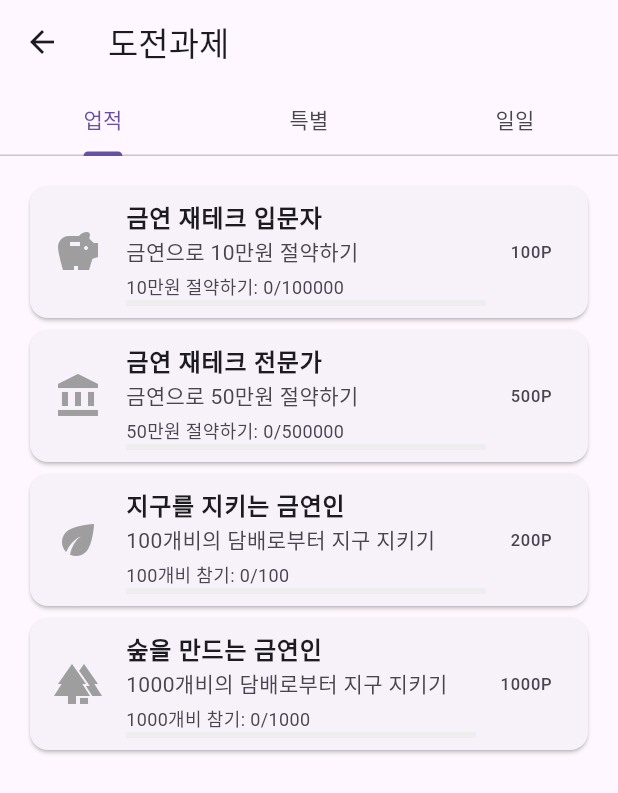
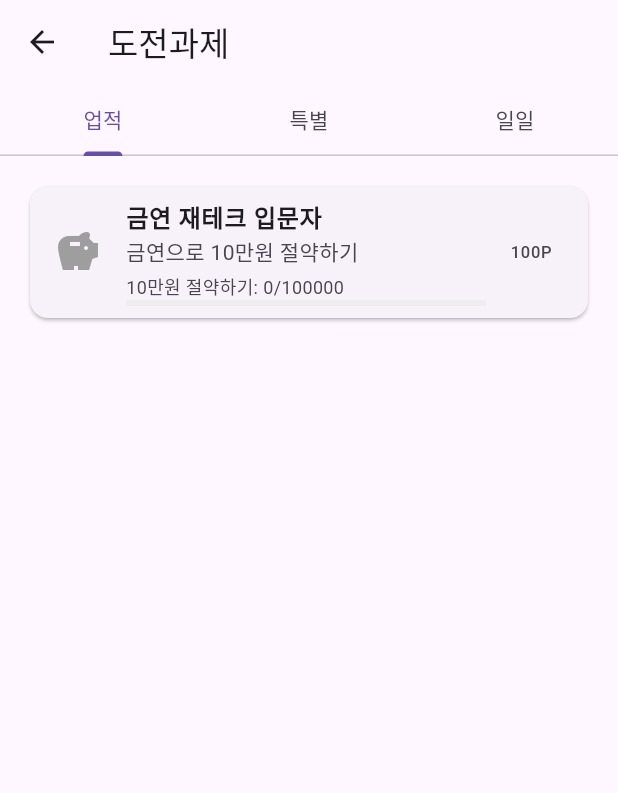
Before and after one commit to mankaii/untitled1, a Flutter app: the ChallengeScreen screen opened directly with empty values, on a phone screen of 412 x 824 dp. Shown: the top 793 px of the screen. Run offline on Flutter 3.47's test engine with Material 3 defaults, Android fonts, the light colour scheme and no system bars; our stand-ins replace google_generative_ai, shared_preferences; accounts and stored records are empty; network calls fail.

```diff
--- a/lib/models/challenge.dart
+++ b/lib/models/challenge.dart
@@ -2,10 +2,10 @@
 import 'package:flutter/material.dart';
 
 enum ChallengeType {
-  daily,    // 일일 도전과제
-  weekly,   // 주간 도전과제
-  special,  // 특별 도전과제
-  achievement  // 업적
+  daily,
+  weekly,
+  special,
+  achievement,
 }
 
 class Challenge {
@@ -14,10 +14,10 @@ class Challenge {
   final String description;
   final ChallengeType type;
   final int requiredPoints;
-  final String environmentalImpact; // 환경 영향력 설명
-  final String rewardTitle; // 달성 시 얻는 칭호
+  final String environmentalImpact;
+  final String rewardTitle;
   final IconData icon;
-  final List<Condition> conditions; // 달성 조건들
+  final List<Condition> conditions;
   bool isCompleted;
 
   Challenge({
@@ -55,7 +55,7 @@ class Challenge {
     requiredPoints: json['requiredPoints'],
     environmentalImpact: json['environmentalImpact'],
     rewardTitle: json['rewardTitle'],
-    icon: Icons.emoji_events, // 기본 아이콘
+    icon: Icons.emoji_events,
     conditions: (json['conditions'] as List)
         .map((c) => Condition.fromJson(c))
         .toList(),
@@ -102,7 +102,6 @@ class Condition {
 // 도전과제 데이터
 class ChallengeData {
   static List<Challenge> get defaultChallenges => [
-    // 금연 재테크 관련 도전과제
     Challenge(
       id: 'finance_1',
       title: '금연 재테크 입문자',
@@ -119,91 +118,46 @@ class ChallengeData {
         ),
       ],
     ),
-    Challenge(
-      id: 'finance_2',
-      title: '금연 재테크 전문가',
-      description: '금연으로 50만원 절약하기',
-      type: ChallengeType.achievement,
-      requiredPoints: 500,
-      environmentalImpact: '절약한 비용으로 작은 숲을 만들 수 있어요',
-      rewardTitle: '금연 재테크의 달인',
-      icon: Icons.account_balance,
-      conditions: [
-        Condition(
-          description: '50만원 절약하기',
-          targetValue: 500000,
-        ),
-      ],
-    ),
-
-    // 환경 보호 관련 도전과제
-    Challenge(
-      id: 'environment_1',
-      title: '지구를 지키는 금연인',
-      description: '100개비의 담배로부터 지구 지키기',
-      type: ChallengeType.achievement,
-      requiredPoints: 200,
-      environmentalImpact: '담배 100개비는 약 20L의 깨끗한 물을 오염시킬 수 있어요',
-      rewardTitle: '지구 수호자',
-      icon: Icons.eco,
-      conditions: [
-        Condition(
-          description: '100개비 참기',
-          targetValue: 100,
-        ),
-      ],
-    ),
-    Challenge(
-      id: 'environment_2',
-      title: '숲을 만드는 금연인',
-      description: '1000개비의 담배로부터 지구 지키기',
-      type: ChallengeType.achievement,
-      requiredPoints: 1000,
-      environmentalImpact: '1년 동안 버려지는 담배꽁초로 인한 환경오염을 줄였어요',
-      rewardTitle: '숲의 수호자',
-      icon: Icons.forest,
-      conditions: [
-        Condition(
-          description: '1000개비 참기',
-          targetValue: 1000,
-        ),
-      ],
-    ),
-
-    // 건강 관련 도전과제
-    Challenge(
-      id: 'health_1',
-      title: '건강한 첫걸음',
-      description: '7일 연속 금연 성공',
-      type: ChallengeType.special,
-      requiredPoints: 150,
-      environmentalImpact: '당신의 폐가 회복되기 시작했어요',
-      rewardTitle: '새싹 금연인',
-      icon: Icons.favorite,
-      conditions: [
-        Condition(
-          description: '7일 연속 금연',
-          targetValue: 7,
-          requiresConsecutive: true,
-        ),
-      ],
-    ),
-    Challenge(
-      id: 'health_2',
-      title: '건강 마스터',
-      description: '30일 연속 금연 성공',
-      type: ChallengeType.special,
-      requiredPoints: 500,
-      environmentalImpact: '당신의 건강이 크게 개선되었어요',
-      rewardTitle: '건강 달인',
-      icon: Icons.workspace_premium,
-      conditions: [
-        Condition(
-          description: '30일 연속 금연',
-          targetValue: 30,
-          requiresConsecutive: true,
-        ),
-      ],
-    ),
   ];
 }
+
+// 도전과제 페이지
+class ChallengePage extends StatelessWidget {
+  final int savedMoney; // 전달된 절약한 금액
+
+  ChallengePage({required this.savedMoney});
+
+  @override
+  Widget build(BuildContext context) {
+    return ListView(
+      children: ChallengeData.defaultChallenges.map((challenge) {
+        // 절약 금액을 Condition의 currentValue에 업데이트
+        challenge.conditions.forEach((condition) {
+          if (condition.description.contains("절약하기")) {
+            condition.currentValue = savedMoney;
+          }
+        });
+        return ChallengeWidget(challenge: challenge);
+      }).toList(),
+    );
+  }
+}
+
+// 도전과제 위젯 (예시)
+class ChallengeWidget extends StatelessWidget {
+  final Challenge challenge;
+
+  ChallengeWidget({required this.challenge});
+
+  @override
+  Widget build(BuildContext context) {
+    return Card(
+      child: ListTile(
+        leading: Icon(challenge.icon),
+        title: Text(challenge.title),
+        subtitle: Text(
+            '${challenge.conditions.first.currentValue}/${challenge.conditions.first.targetValue}'),
+      ),
+    );
+  }
+}
--- a/lib/screens/chat_screen.dart
+++ b/lib/screens/chat_screen.dart
@@ -61,9 +61,12 @@ class _ChatScreenState extends State<ChatScreen> {
     _messageController.clear();
 
     final prompt = '''
-사용자의 메시지: $text
-- 현재 ${widget.smokeFreeHours}시간 동안 금연 중
-- 공감적이고 지지적인 응답
+user's message: $text
+- 사용자가 짧은 답을 해도 대화를 이어가려는 시도를 해줘
+- 존댓말과 반말을 왔다갔다 하지말고 반말만 사용해
+- 금연을 지지하며, 응원하는 질문이나 추가적인 격려 문장을 덧붙여줘
+- 사용자와 대화가 이어질 수 있도록 자연스럽게 반응해줘
+- 담배가 낳는 악영향을 이야기해줘
 ''';
 
     try {
```
Also changed, not shown: lib/services/gemini_service.dart (+8 -4 lines), lib/widgets/profile_preview.dart (+1 -11 lines), assets/frames/christmas.png (deleted), assets/frames/diamond.png (deleted), assets/frames/gold.png (deleted), 1 other file.
